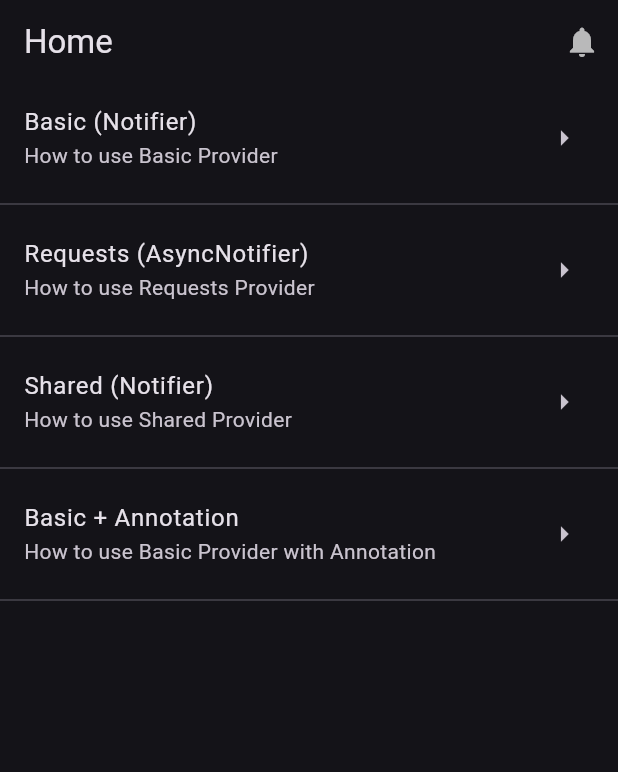
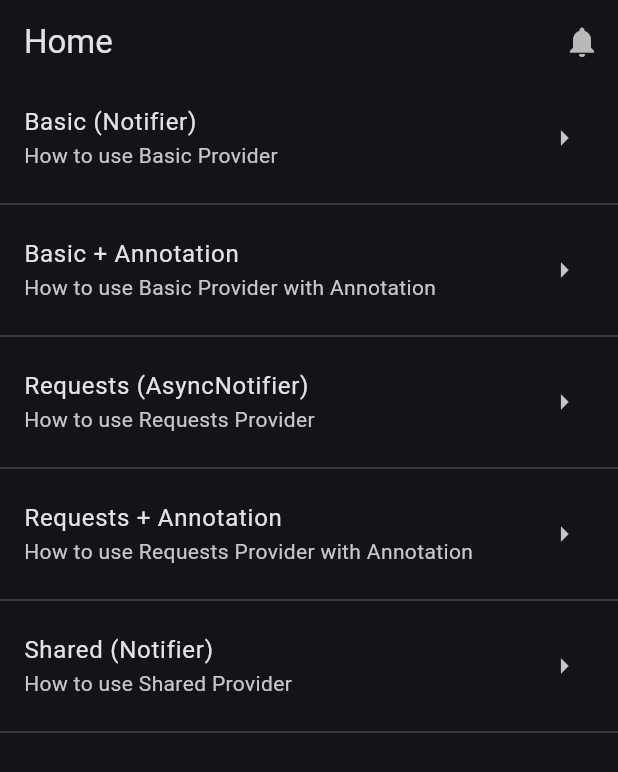
Before and after one commit to DiegoVilla27/flutter-riverpod-advanced, a Flutter app: the screen it shows after launch, on a phone screen of 412 x 824 dp. Shown: the top 772 px of the screen. Run offline on Flutter 3.47's test engine with Material 3 defaults, Android fonts, the phone set to English and light mode, and no system bars; our stand-ins replace dio, flutter_riverpod, get_it, go_router, riverpod_annotation; generated files the repository leaves out were written again.

Commit message:
feat: Add async provider annotations

```diff
--- a/lib/core/router/router_config.dart
+++ b/lib/core/router/router_config.dart
@@ -3,6 +3,7 @@ import 'package:flutter_riverpod_advanced/features/basic/presentation/pages/basi
 import 'package:flutter_riverpod_advanced/features/basic_annotation/presentation/pages/basic_annotation_screen.dart';
 import 'package:flutter_riverpod_advanced/features/home/presentation/pages/home_screen.dart';
 import 'package:flutter_riverpod_advanced/features/requests/presentation/pages/requests_screen.dart';
+import 'package:flutter_riverpod_advanced/features/requests_annotation/presentation/pages/requests_annotation_screen.dart';
 import 'package:flutter_riverpod_advanced/features/shared/presentation/pages/shared_screen.dart';
 import 'package:go_router/go_router.dart';
 
@@ -10,13 +11,6 @@ import 'package:go_router/go_router.dart';
 ///
 /// It defines the main navigation structure, specifying the initial route and all available routes.
 /// Each route is associated with a name, a path, and a corresponding screen widget.
-///
-/// Routes:
-/// - `/` (HomeScreen): The main entry point of the app.
-/// - `/basic` (BasicScreen): A screen for basic features.
-/// - `/requests` (RequestsScreen): A screen for handling requests.
-/// - `/shared` (SharedScreen): A screen for shared features.
-/// - `/basic_annotation` (BasicAnnotationScreen): A screen for basic annotation features.
 ///
 /// Usage:
 /// Access the router via `AppRouterConfig.router` to integrate with your app's navigation.
@@ -35,20 +29,25 @@ class AppRouterConfig {
         builder: (_, _) => const BasicScreen(),
       ),
       GoRoute(
+        name: AppRouterNames.basicAnnotation,
+        path: '/basic_annotation',
+        builder: (_, _) => const BasicAnnotationScreen(),
+      ),
+      GoRoute(
         name: AppRouterNames.requests,
         path: '/requests',
         builder: (_, _) => const RequestsScreen(),
       ),
       GoRoute(
+        name: AppRouterNames.requestsAnnotation,
+        path: '/requests_annotation',
+        builder: (_, _) => const RequestsAnnotationScreen(),
+      ),
+      GoRoute(
         name: AppRouterNames.shared,
         path: '/shared',
         builder: (_, _) => const SharedScreen(),
-      ),
-      GoRoute(
-        name: AppRouterNames.basicAnnotation,
-        path: '/basic_annotation',
-        builder: (_, _) => const BasicAnnotationScreen(),
-      ),
+      )
     ],
   );
 }
--- a/lib/core/router/router_names.dart
+++ b/lib/core/router/router_names.dart
@@ -8,10 +8,12 @@
 /// - `requests`: The screen for handling requests.
 /// - `shared`: The screen for shared features.
 /// - `basicAnnotation`: The screen for basic annotation features.
+/// - `requestsAnnotation`: The screen for requests annotation features.
 class AppRouterNames {
   static const String home = 'home';
   static const String basic = 'basic';
   static const String requests = 'requests';
   static const String shared = 'shared';
   static const String basicAnnotation = 'basic_annotation';
+  static const String requestsAnnotation = 'requests_annotation';
 }
--- a/lib/features/basic_annotation/presentation/pages/basic_annotation_screen.dart
+++ b/lib/features/basic_annotation/presentation/pages/basic_annotation_screen.dart
@@ -20,7 +20,7 @@ class BasicAnnotationScreen extends ConsumerWidget {
     final counterProv = ref.watch(counterAnnotationProvider);
 
     return Scaffold(
-      appBar: AppBar(title: const Text('Counter')),
+      appBar: AppBar(title: const Text('Counter Annotation')),
       body: Center(
         child: Column(
           spacing: 10.0,
--- a/lib/features/basic_annotation/presentation/pages/providers/counter_annotation/counter_annotation_provider.dart
+++ b/lib/features/basic_annotation/presentation/pages/providers/counter_annotation/counter_annotation_provider.dart
@@ -6,6 +6,8 @@ part 'counter_annotation_provider.g.dart';
 ///
 /// - The initial value is set to 0.
 /// - Provides [increment] and [decrement] methods to modify the counter.
+///
+/// use @Riverpod(keepAlive: true) instead @riverpod to persist data
 ///
 /// Usage:
 /// Use [counterAnnotationProvider] to access and modify the counter state in your widgets.
--- a/lib/features/home/presentation/pages/widgets/list/data/menu.dart
+++ b/lib/features/home/presentation/pages/widgets/list/data/menu.dart
@@ -26,18 +26,23 @@ const List<MenuItem> menu = [
     path: AppRouterNames.basic,
   ),
   MenuItem(
+    title: "Basic + Annotation",
+    subtitle: "How to use Basic Provider with Annotation",
+    path: AppRouterNames.basicAnnotation,
+  ),
+  MenuItem(
     title: "Requests (AsyncNotifier)",
     subtitle: "How to use Requests Provider",
     path: AppRouterNames.requests,
   ),
   MenuItem(
+    title: "Requests + Annotation",
+    subtitle: "How to use Requests Provider with Annotation",
+    path: AppRouterNames.requestsAnnotation,
+  ),
+  MenuItem(
     title: "Shared (Notifier)",
     subtitle: "How to use Shared Provider",
     path: AppRouterNames.shared,
-  ),
-  MenuItem(
-    title: "Basic + Annotation",
-    subtitle: "How to use Basic Provider with Annotation",
-    path: AppRouterNames.basicAnnotation,
-  ),
+  )
 ];
```
Also changed, not shown: lib/features/requests_annotation/presentation/pages/providers/users/users_annotation_provider.dart (added, +39 -0 lines), lib/features/requests_annotation/presentation/pages/requests_annotation_screen.dart (added, +46 -0 lines), lib/core/di/di.dart (line endings or trailing spaces), lib/features/basic_annotation/presentation/pages/providers/counter_annotation/counter_annotation_provider.g.dart, lib/features/requests_annotation/presentation/pages/providers/users/users_annotation_provider.g.dart (added).
